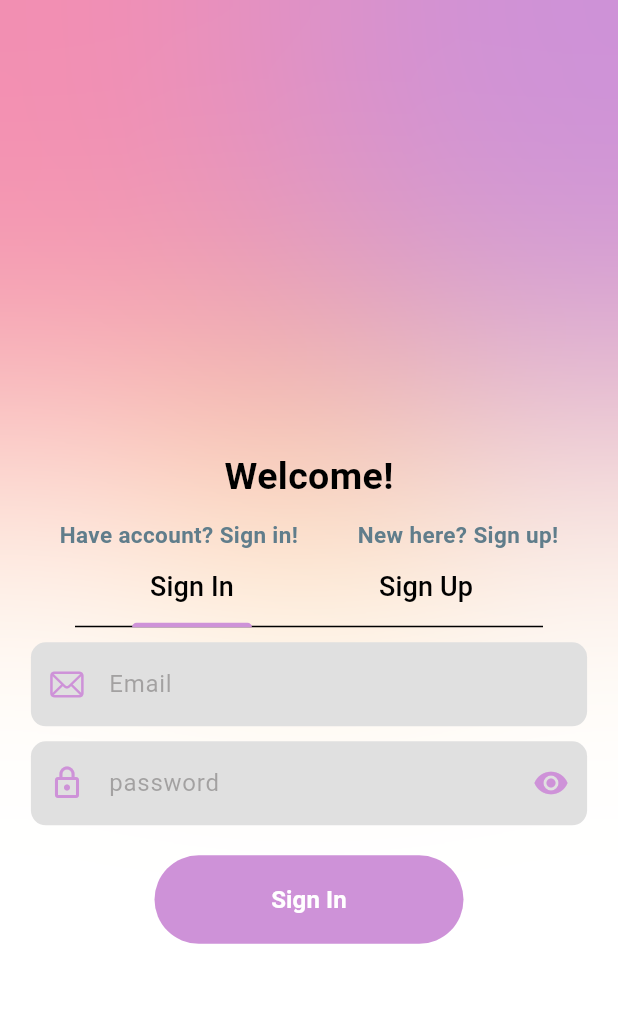
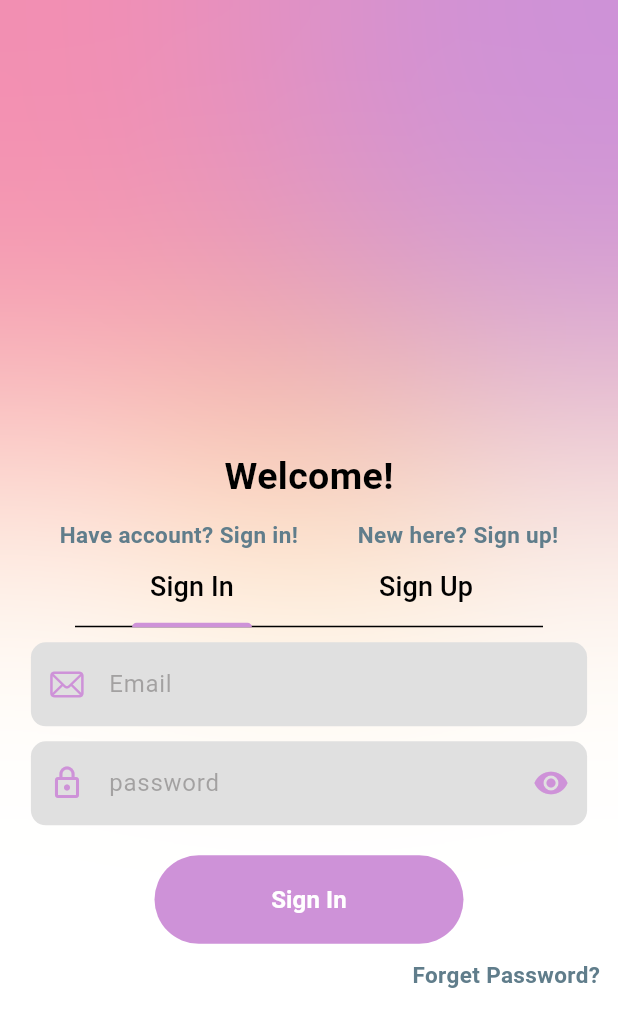
Before and after one commit to TitusKI/AuthPortal, a Flutter app: the screen it shows after launch, on a phone screen of 412 x 824 dp. Shown: the top 1027 px of the screen. Run offline on Flutter 3.47's test engine with Material 3 defaults, Android fonts, the phone set to English and light mode, and no system bars; our stand-ins replace bloc, cloud_firestore, equatable, firebase_auth, firebase_core, flutter_bloc; missing offline and left inert: regexpattern; accounts and stored records are empty.

Commit message:
modiify the sign in page

```diff
--- a/lib/screens/auth/sign_in_screen.dart
+++ b/lib/screens/auth/sign_in_screen.dart
@@ -1,5 +1,3 @@
-
-
 import 'package:authenticateme/blocs/sign_in_bloc/sign_in_bloc_bloc.dart';
 import 'package:authenticateme/screens/auth/components/my_text_field.dart';
 import 'package:flutter/cupertino.dart';
@@ -83,8 +81,9 @@ class _SignInScreenState extends State<SignInScreen> {
                       }
                     });
                   },
-                  icon: Icon(iconPassword
-                  , color: Theme.of(context).colorScheme.primary,
+                  icon: Icon(
+                    iconPassword,
+                    color: Theme.of(context).colorScheme.primary,
                   )),
             ),
           ),
@@ -95,11 +94,11 @@ class _SignInScreenState extends State<SignInScreen> {
                   child: TextButton(
                     onPressed: () {
                       if (_formKey.currentState!.validate()) {
-                        context.read<SignInBlocBloc>().add(SignInRequired(emailController.text, passwordController.text));
+                        context.read<SignInBlocBloc>().add(SignInRequired(
+                            emailController.text, passwordController.text));
                       }
                     },
                     style: TextButton.styleFrom(
-
                       elevation: 3.0,
                       backgroundColor: Theme.of(context).colorScheme.primary,
                       foregroundColor: Colors.white,
@@ -122,7 +121,25 @@ class _SignInScreenState extends State<SignInScreen> {
                     ),
                   ),
                 )
-              : const CircularProgressIndicator()
+              : const CircularProgressIndicator(),
+          const SizedBox(
+            height: 10.0,
+          ),
+          GestureDetector(
+            onTap: () {},
+            child: const Align(
+              alignment: Alignment.centerRight,
+              child:  Text(
+                '  Forget Password?   ',
+                // textAlign: TextAlign.end,
+                style: TextStyle(
+                  fontSize: 15,
+                  fontWeight: FontWeight.w600,
+                  color: Colors.blueGrey,
+                ),
+              ),
+            ),
+          )
         ],
       ),
     );
```
